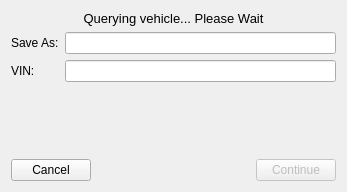
Old version of the form src/ui/downloadwindow.ui in the repository LibreTuner/LibreTuner.
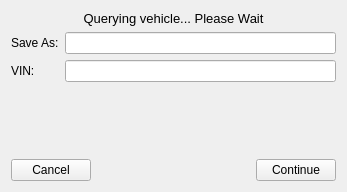
New version of the form.

```diff
--- a/src/ui/downloadwindow.ui
+++ b/src/ui/downloadwindow.ui
@@ -149,9 +149,6 @@
      </item>
      <item>
       <widget class="QPushButton" name="buttonContinue">
-       <property name="enabled">
-        <bool>false</bool>
-       </property>
        <property name="text">
         <string>Continue</string>
        </property>
```
